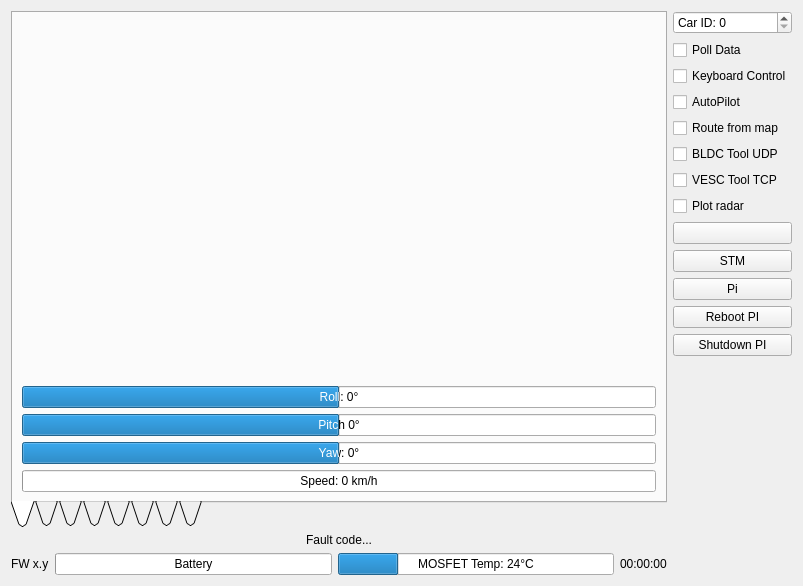
First picture: the form in Linux/RC_Car_Tool/carinterface.ui, repository vedderb/rise_sdvp, before the edit.
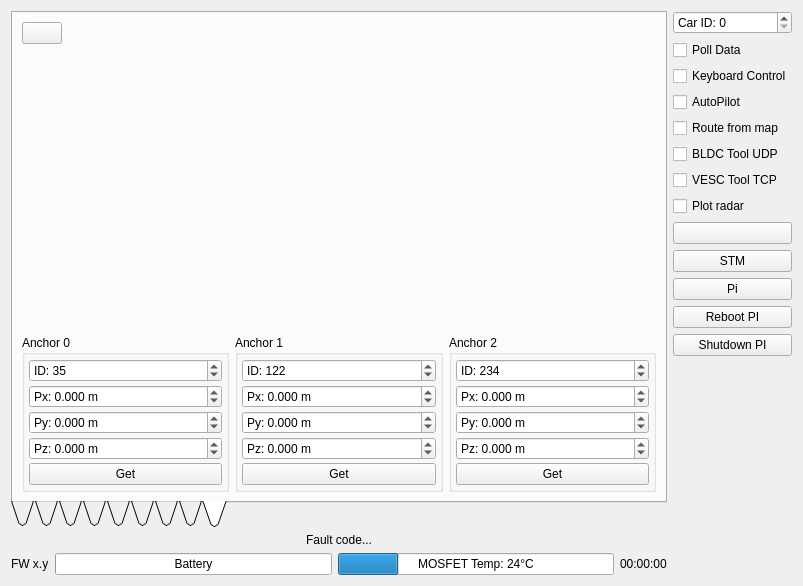
Second picture: the form after the edit. The open tabs and pages were chosen to show the change. Icons and pictures are not drawn. Custom widgets are drawn as their Qt base class.

Diff of the .ui file:
```diff
--- a/Linux/RC_Car_Tool/carinterface.ui
+++ b/Linux/RC_Car_Tool/carinterface.ui
@@ -1824,6 +1824,417 @@
          </item>
         </layout>
        </widget>
+       <widget class="QWidget" name="tab_12">
+        <attribute name="icon">
+         <iconset resource="resources.qrc">
+          <normaloff>:/models/Icons/Electrical Sensor-96.png</normaloff>:/models/Icons/Electrical Sensor-96.png</iconset>
+        </attribute>
+        <attribute name="title">
+         <string/>
+        </attribute>
+        <attribute name="toolTip">
+         <string>DecaWave UWB Measurement</string>
+        </attribute>
+        <layout class="QVBoxLayout" name="verticalLayout_21">
+         <item>
+          <layout class="QHBoxLayout" name="horizontalLayout_17">
+           <item>
+            <layout class="QVBoxLayout" name="verticalLayout_20">
+             <item>
+              <widget class="QPushButton" name="dwClearSamplesButton">
+               <property name="text">
+                <string/>
+               </property>
+               <property name="icon">
+                <iconset resource="resources.qrc">
+                 <normaloff>:/models/Icons/Delete2-96.png</normaloff>:/models/Icons/Delete2-96.png</iconset>
+               </property>
+              </widget>
+             </item>
+             <item>
+              <spacer name="verticalSpacer_8">
+               <property name="orientation">
+                <enum>Qt::Vertical</enum>
+               </property>
+               <property name="sizeHint" stdset="0">
+                <size>
+                 <width>20</width>
+                 <height>40</height>
+                </size>
+               </property>
+              </spacer>
+             </item>
+            </layout>
+           </item>
+           <item>
+            <widget class="QCustomPlot" name="dwPlot" native="true">
+             <property name="sizePolicy">
+              <sizepolicy hsizetype="MinimumExpanding" vsizetype="MinimumExpanding">
+               <horstretch>0</horstretch>
+               <verstretch>0</verstretch>
+              </sizepolicy>
+             </property>
+            </widget>
+           </item>
+          </layout>
+         </item>
+         <item>
+          <layout class="QHBoxLayout" name="horizontalLayout_16">
+           <item>
+            <widget class="QGroupBox" name="groupBox_5">
+             <property name="title">
+              <string>Anchor 0</string>
+             </property>
+             <layout class="QVBoxLayout" name="verticalLayout_17">
+              <property name="spacing">
+               <number>3</number>
+              </property>
+              <property name="leftMargin">
+               <number>4</number>
+              </property>
+              <property name="topMargin">
+               <number>4</number>
+              </property>
+              <property name="rightMargin">
+               <number>4</number>
+              </property>
+              <property name="bottomMargin">
+               <number>4</number>
+              </property>
+              <item>
+               <widget class="QSpinBox" name="dwAnch0IdBox">
+                <property name="prefix">
+                 <string>ID: </string>
+                </property>
+                <property name="maximum">
+                 <number>255</number>
+                </property>
+                <property name="value">
+                 <number>35</number>
+                </property>
+               </widget>
+              </item>
+              <item>
+               <widget class="QDoubleSpinBox" name="dwAnch0PxBox">
+                <property name="prefix">
+                 <string>Px: </string>
+                </property>
+                <property name="suffix">
+                 <string> m</string>
+                </property>
+                <property name="decimals">
+                 <number>3</number>
+                </property>
+                <property name="minimum">
+                 <double>-999.000000000000000</double>
+                </property>
+                <property name="maximum">
+                 <double>999.000000000000000</double>
+                </property>
+                <property name="singleStep">
+                 <double>0.010000000000000</double>
+                </property>
+               </widget>
+              </item>
+              <item>
+               <widget class="QDoubleSpinBox" name="dwAnch0PyBox">
+                <property name="prefix">
+                 <string>Py: </string>
+                </property>
+                <property name="suffix">
+                 <string> m</string>
+                </property>
+                <property name="decimals">
+                 <number>3</number>
+                </property>
+                <property name="minimum">
+                 <double>-999.000000000000000</double>
+                </property>
+                <property name="maximum">
+                 <double>999.000000000000000</double>
+                </property>
+                <property name="singleStep">
+                 <double>0.010000000000000</double>
+                </property>
+               </widget>
+              </item>
+              <item>
+               <widget class="QDoubleSpinBox" name="dwAnch0PzBox">
+                <property name="prefix">
+                 <string>Pz: </string>
+                </property>
+                <property name="suffix">
+                 <string> m</string>
+                </property>
+                <property name="decimals">
+                 <number>3</number>
+                </property>
+                <property name="minimum">
+                 <double>-999.000000000000000</double>
+                </property>
+                <property name="maximum">
+                 <double>999.000000000000000</double>
+                </property>
+                <property name="singleStep">
+                 <double>0.010000000000000</double>
+                </property>
+               </widget>
+              </item>
+              <item>
+               <widget class="QPushButton" name="dwAnch0GetButton">
+                <property name="toolTip">
+                 <string>Use current car position</string>
+                </property>
+                <property name="text">
+                 <string>Get</string>
+                </property>
+                <property name="icon">
+                 <iconset resource="resources.qrc">
+                  <normaloff>:/models/Icons/Process-96.png</normaloff>:/models/Icons/Process-96.png</iconset>
+                </property>
+               </widget>
+              </item>
+             </layout>
+            </widget>
+           </item>
+           <item>
+            <widget class="QGroupBox" name="groupBox_7">
+             <property name="title">
+              <string>Anchor 1</string>
+             </property>
+             <layout class="QVBoxLayout" name="verticalLayout_18">
+              <property name="spacing">
+               <number>3</number>
+              </property>
+              <property name="leftMargin">
+               <number>4</number>
+              </property>
+              <property name="topMargin">
+               <number>4</number>
+              </property>
+              <property name="rightMargin">
+               <number>4</number>
+              </property>
+              <property name="bottomMargin">
+               <number>4</number>
+              </property>
+              <item>
+               <widget class="QSpinBox" name="dwAnch1IdBox">
+                <property name="prefix">
+                 <string>ID: </string>
+                </property>
+                <property name="maximum">
+                 <number>255</number>
+                </property>
+                <property name="value">
+                 <number>122</number>
+                </property>
+               </widget>
+              </item>
+              <item>
+               <widget class="QDoubleSpinBox" name="dwAnch1PxBox">
+                <property name="prefix">
+                 <string>Px: </string>
+                </property>
+                <property name="suffix">
+                 <string> m</string>
+                </property>
+                <property name="decimals">
+                 <number>3</number>
+                </property>
+                <property name="minimum">
+                 <double>-999.000000000000000</double>
+                </property>
+                <property name="maximum">
+                 <double>999.000000000000000</double>
+                </property>
+                <property name="singleStep">
+                 <double>0.010000000000000</double>
+                </property>
+               </widget>
+              </item>
+              <item>
+               <widget class="QDoubleSpinBox" name="dwAnch1PyBox">
+                <property name="prefix">
+                 <string>Py: </string>
+                </property>
+                <property name="suffix">
+                 <string> m</string>
+                </property>
+                <property name="decimals">
+                 <number>3</number>
+                </property>
+                <property name="minimum">
+                 <double>-999.000000000000000</double>
+                </property>
+                <property name="maximum">
+                 <double>999.000000000000000</double>
+                </property>
+                <property name="singleStep">
+                 <double>0.010000000000000</double>
+                </property>
+               </widget>
+              </item>
+              <item>
+               <widget class="QDoubleSpinBox" name="dwAnch1PzBox">
+                <property name="prefix">
+                 <string>Pz: </string>
+                </property>
+                <property name="suffix">
+                 <string> m</string>
+                </property>
+                <property name="decimals">
+                 <number>3</number>
+                </property>
+                <property name="minimum">
+                 <double>-999.000000000000000</double>
+                </property>
+                <property name="maximum">
+                 <double>999.000000000000000</double>
+                </property>
+                <property name="singleStep">
+                 <double>0.010000000000000</double>
+                </property>
+               </widget>
+              </item>
+              <item>
+               <widget class="QPushButton" name="dwAnch1GetButton">
+                <property name="toolTip">
+                 <string>Use current car position</string>
+                </property>
+                <property name="text">
+                 <string>Get</string>
+                </property>
+                <property name="icon">
+                 <iconset resource="resources.qrc">
+                  <normaloff>:/models/Icons/Process-96.png</normaloff>:/models/Icons/Process-96.png</iconset>
+                </property>
+               </widget>
+              </item>
+             </layout>
+            </widget>
+           </item>
+           <item>
+            <widget class="QGroupBox" name="groupBox_8">
+             <property name="title">
+              <string>Anchor 2</string>
+             </property>
+             <layout class="QVBoxLayout" name="verticalLayout_19">
+              <property name="spacing">
+               <number>3</number>
+              </property>
+              <property name="leftMargin">
+               <number>4</number>
+              </property>
+              <property name="topMargin">
+               <number>4</number>
+              </property>
+              <property name="rightMargin">
+               <number>4</number>
+              </property>
+              <property name="bottomMargin">
+               <number>4</number>
+              </property>
+              <item>
+               <widget class="QSpinBox" name="dwAnch2IdBox">
+                <property name="prefix">
+                 <string>ID: </string>
+                </property>
+                <property name="maximum">
+                 <number>255</number>
+                </property>
+                <property name="value">
+                 <number>234</number>
+                </property>
+               </widget>
+              </item>
+              <item>
+               <widget class="QDoubleSpinBox" name="dwAnch2PxBox">
+                <property name="prefix">
+                 <string>Px: </string>
+                </property>
+                <property name="suffix">
+                 <string> m</string>
+                </property>
+                <property name="decimals">
+                 <number>3</number>
+                </property>
+                <property name="minimum">
+                 <double>-999.000000000000000</double>
+                </property>
+                <property name="maximum">
+                 <double>999.000000000000000</double>
+                </property>
+                <property name="singleStep">
+                 <double>0.010000000000000</double>
+                </property>
+               </widget>
+              </item>
+              <item>
+               <widget class="QDoubleSpinBox" name="dwAnch2PyBox">
+                <property name="prefix">
+                 <string>Py: </string>
+                </property>
+                <property name="suffix">
+                 <string> m</string>
+                </property>
+                <property name="decimals">
+                 <number>3</number>
+                </property>
+                <property name="minimum">
+                 <double>-999.000000000000000</double>
+                </property>
+                <property name="maximum">
+                 <double>999.000000000000000</double>
+                </property>
+                <property name="singleStep">
+                 <double>0.010000000000000</double>
+                </property>
+               </widget>
+              </item>
+              <item>
+               <widget class="QDoubleSpinBox" name="dwAnch2PzBox">
+                <property name="prefix">
+                 <string>Pz: </string>
+                </property>
+                <property name="suffix">
+                 <string> m</string>
+                </property>
+                <property name="decimals">
+                 <number>3</number>
+                </property>
+                <property name="minimum">
+                 <double>-999.000000000000000</double>
+                </property>
+                <property name="maximum">
+                 <double>999.000000000000000</double>
+                </property>
+                <property name="singleStep">
+                 <double>0.010000000000000</double>
+                </property>
+               </widget>
+              </item>
+              <item>
+               <widget class="QPushButton" name="dwAnch2GetButton">
+                <property name="toolTip">
+                 <string>Use current car position</string>
+                </property>
+                <property name="text">
+                 <string>Get</string>
+                </property>
+                <property name="icon">
+                 <iconset resource="resources.qrc">
+                  <normaloff>:/models/Icons/Process-96.png</normaloff>:/models/Icons/Process-96.png</iconset>
+                </property>
+               </widget>
+              </item>
+             </layout>
+            </widget>
+           </item>
+          </layout>
+         </item>
+        </layout>
+       </widget>
       </widget>
      </item>
      <item>
```
Left out of the diff: 4 changed lines with no effect on the pictures.
